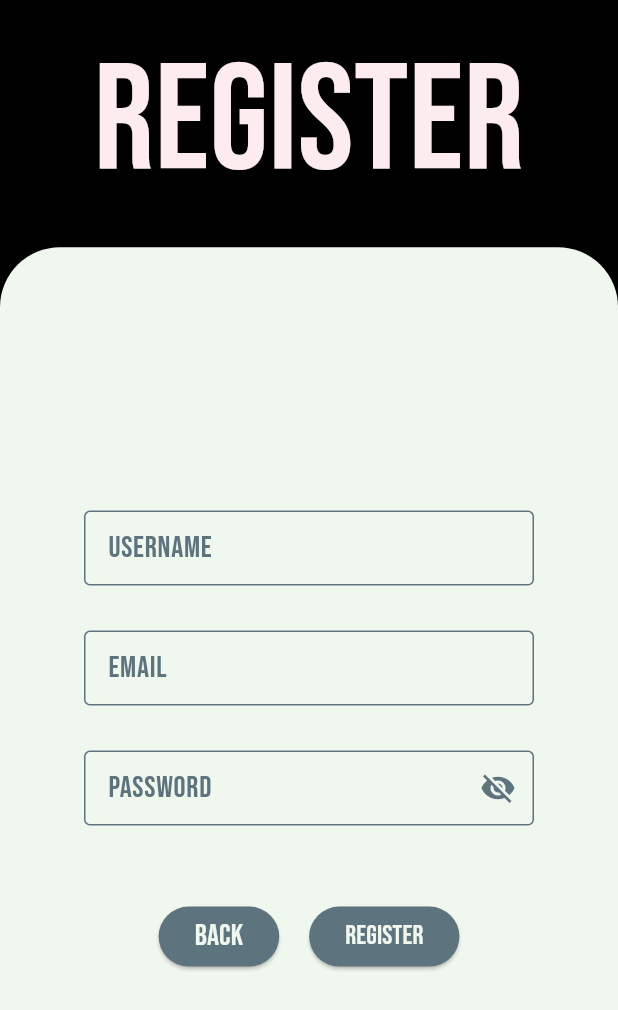
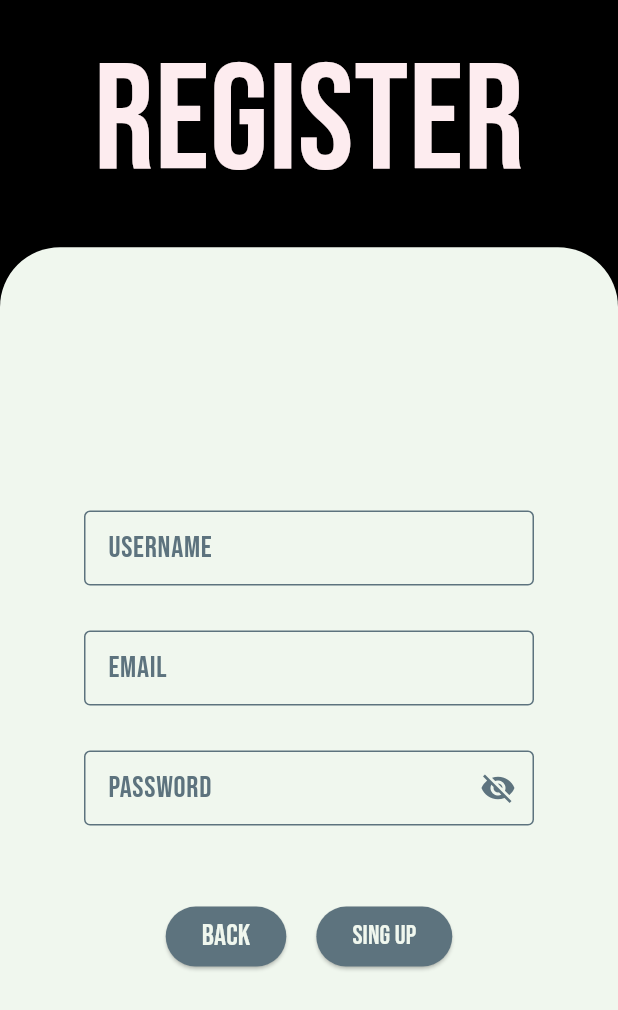
Before and after one commit to yurifilgueira/login_app_flutter, a Flutter app: the RegisterPage screen opened by its route, on a phone screen of 412 x 824 dp. Shown: the top 1010 px of the screen. Run offline on Flutter 3.47's test engine with Material 3 defaults, Android fonts, the phone set to English and light mode, and no system bars; our stand-ins replace flutter_dotenv, flutter_secure_storage, google_fonts; accounts and stored records are empty.

Commit message:
Feat: Register action

```diff
--- a/lib/app/data/services/login_app_api_services.dart
+++ b/lib/app/data/services/login_app_api_services.dart
@@ -1,6 +1,7 @@
 import 'package:login_app/app/data/models/token.dart';
 import 'package:login_app/app/data/models/user.dart';
 import 'package:login_app/app/data/providers/login_app_api.dart';
+import 'package:http/http.dart' as http;
 
 class LoginAppApiServices {
   final _api = LoginAppApi();
@@ -11,4 +12,8 @@ class LoginAppApiServices {
   Future<Token?> signin(String email, String passowrd) async {
     return _api.signin(email, passowrd);
   }
+
+  Future<http.Response> register(String username, String email, String passowrd) async {
+    return _api.register(username, email, passowrd);
+  }
 }
--- a/lib/app/widgets/auth_actions_widget.dart
+++ b/lib/app/widgets/auth_actions_widget.dart
@@ -33,8 +33,12 @@ class AuthActions extends StatelessWidget {
           isRegisterPage: isRegisterPage,
         ),
         const SizedBox(width: 20),
-        const RegisterButton.login(),
+        getRegisterButton(usernameController, emailController, passwordController),
       ],
     );
   }
+
+  RegisterButton getRegisterButton(usernameController, emailController, passwordController) {
+    return isRegisterPage ? RegisterButton.register(usernameController: usernameController, emailController: emailController, passwordController: passwordController) : const RegisterButton.login();
+  }
 }
--- a/lib/app/widgets/login_action_button.dart
+++ b/lib/app/widgets/login_action_button.dart
@@ -20,7 +20,7 @@ class LoginActionButton extends StatelessWidget {
           try {
             final loginAppApiServices = LoginAppApiServices();
 
-            final email = emailController.text;
+            final email = emailController.text.toLowerCase();
             final password = passwordController.text.toLowerCase();
 
             const flutterSecureStorage = FlutterSecureStorage();
@@ -55,8 +55,8 @@ class LoginActionButton extends StatelessWidget {
                 Theme.of(context).colorScheme.onPrimaryContainer)),
         child: Text(
           "LogIn",
-          style: getTextStyle(
-              Theme.of(context).colorScheme.primaryContainer, 20),
+          style:
+              getTextStyle(Theme.of(context).colorScheme.primaryContainer, 20),
         ));
   }
 }
--- a/lib/app/widgets/register_button.dart
+++ b/lib/app/widgets/register_button.dart
@@ -1,22 +1,26 @@
+import 'dart:math';
+
 import 'package:flutter/material.dart';
+import 'package:http/http.dart';
 import 'package:login_app/app/data/providers/globals.dart';
+import 'package:login_app/app/data/services/login_app_api_services.dart';
 
 class RegisterButton extends StatelessWidget {
   final bool isRegisterPage;
-  final TextEditingController? username;
+  final TextEditingController? usernameController;
   final TextEditingController? emailController;
   final TextEditingController? passwordController;
 
   const RegisterButton.login({
     super.key,
   })  : isRegisterPage = false,
-        username = null,
+        usernameController = null,
         emailController = null,
         passwordController = null;
 
   const RegisterButton.register({
     super.key,
-    required this.username,
+    required this.usernameController,
     required this.emailController,
     required this.passwordController,
   }) : isRegisterPage = true;
@@ -26,20 +30,28 @@ class RegisterButton extends StatelessWidget {
     final textTheme = Theme.of(context).colorScheme;
 
     if (!isRegisterPage) {
-      return ElevatedButton(
-          onPressed: () {
-            if (ModalRoute.of(context)?.settings.name != '/register') {
-              Navigator.pushNamed(context, '/register');
+      return GoToRegisterPageButton(textTheme: textTheme);
+    } else {
+      return RegisterActionButton(
+        textTheme: textTheme,
+        usernameController: usernameController!,
+        emailController: emailController!,
+        passwordController: passwordController!,
+      );
     }
-          },
-          style: ButtonStyle(
-              backgroundColor:
-                  WidgetStatePropertyAll(textTheme.onPrimaryContainer)),
-          child: Text(
-            "Register",
-            style: getTextStyle(textTheme.primaryContainer, 18),
-          ));
-    } else {
+  }
+}
+
+class GoToRegisterPageButton extends StatelessWidget {
+  const GoToRegisterPageButton({
+    super.key,
+    required this.textTheme,
+  });
+
+  final ColorScheme textTheme;
+
+  @override
+  Widget build(BuildContext context) {
     return ElevatedButton(
         onPressed: () {
           if (ModalRoute.of(context)?.settings.name != '/register') {
@@ -55,4 +67,53 @@ class RegisterButton extends StatelessWidget {
         ));
   }
 }
+
+class RegisterActionButton extends StatelessWidget {
+  final ColorScheme textTheme;
+  final TextEditingController usernameController;
+  final TextEditingController emailController;
+  final TextEditingController passwordController;
+
+  const RegisterActionButton(
+      {super.key,
+      required this.textTheme,
+      required this.usernameController,
+      required this.emailController,
+      required this.passwordController});
+
+  @override
+  Widget build(BuildContext context) {
+    return ElevatedButton(
+        onPressed: () {
+          final loginAppApiServices = LoginAppApiServices();
+
+          final username = usernameController.text.toLowerCase();
+          final email = emailController.text.toLowerCase();
+          final password = passwordController.text.toLowerCase();
+
+          loginAppApiServices
+              .register(username, email, password)
+              .then((response) {
+            final snackBar = SnackBar(
+              content: Text(response.body,
+                  style: getTextStyle(
+                      Theme.of(context).colorScheme.primaryContainer, 20)),
+              backgroundColor: Theme.of(context)
+                  .colorScheme
+                  .onPrimaryContainer
+                  .withAlpha(200),
+              shape: RoundedRectangleBorder(
+                  borderRadius: BorderRadius.circular(24.0)),
+            );
+            ScaffoldMessenger.of(context).showSnackBar(snackBar);
+          });
+        },
+        style: ButtonStyle(
+            backgroundColor:
+                WidgetStatePropertyAll(textTheme.onPrimaryContainer)),
+        child: Text(
+          "Sing Up",
+          style: getTextStyle(textTheme.primaryContainer, 18),
+        ));
   }
+}
```
Also changed, not shown: lib/app/data/providers/login_app_api.dart (+16 -0 lines). Lines whose indentation alone changed are shown as unchanged.
